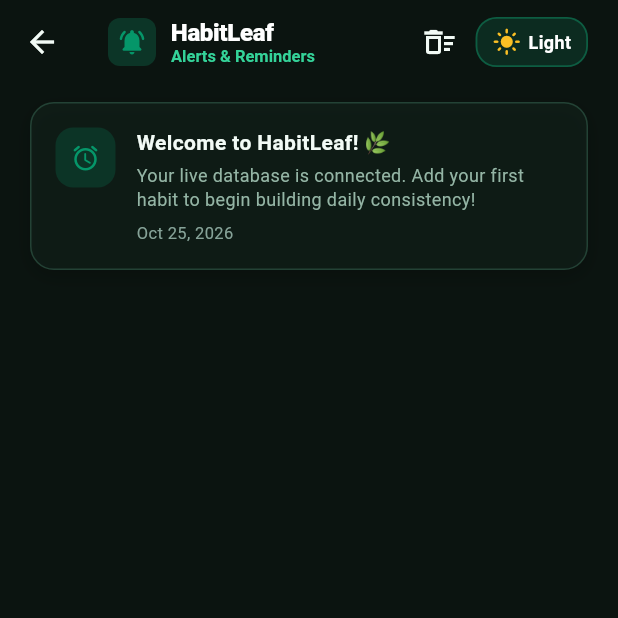
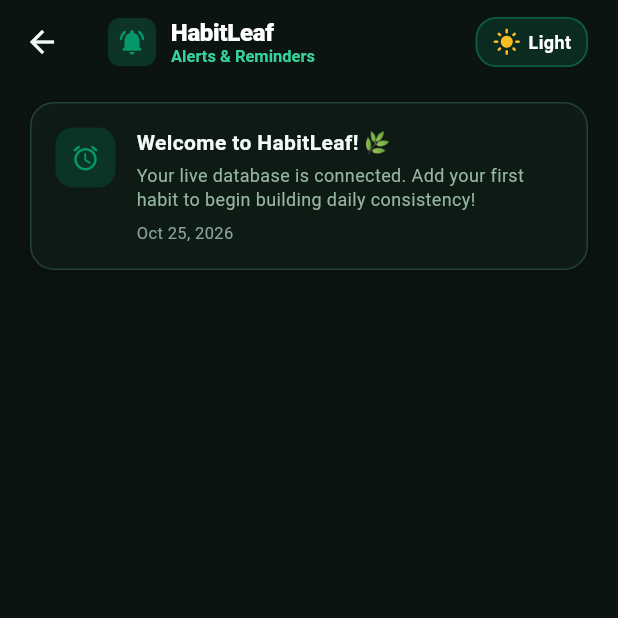
Before and after one commit to Vidit0305/App-HabitLeaf-Project, a Flutter app: the NotificationsScreen screen opened directly, after a tap on "Dark", on a phone screen of 412 x 824 dp, the top half of it. Run offline on Flutter 3.47's test engine with Material 3 defaults, Android fonts, the phone set to English and light mode, and no system bars; our stand-ins replace audioplayers, dio, firebase_core, fl_chart, flutter_local_notifications, flutter_riverpod and 1 more; accounts and stored records are empty; network calls fail.

Commit message:
feat: add app icon to notifications and remove mark-all and clear buttons from notifications screen

```diff
--- a/mobile/lib/features/notifications/presentation/notifications_screen.dart
+++ b/mobile/lib/features/notifications/presentation/notifications_screen.dart
@@ -6,7 +6,6 @@ import '../../../../core/constants/app_constants.dart';
 import '../../../../core/notifications/local_notifications_service.dart';
 import '../../../../core/utils/date_formatter.dart';
 import '../../../../core/utils/haptic_feedback_helper.dart';
-import '../../../../core/widgets/confirmation_dialog.dart';
 import '../../../../core/widgets/custom_card.dart';
 import '../../../../core/widgets/empty_state.dart';
 import '../../../../core/widgets/skeleton_loader.dart';
@@ -66,48 +65,9 @@ class NotificationsScreen extends ConsumerWidget {
             ),
           ],
         ),
-        actions: [
-          notificationsState.maybeWhen(
-            data: (data) {
-              final unread = (data['unreadCount'] as int? ?? 0);
-              final list = (data['notifications'] as List<NotificationModel>? ?? []);
-              return Row(
-                children: [
-                  if (unread > 0)
-                    TextButton.icon(
-                      onPressed: () {
-                        HapticFeedbackHelper.selection();
-                        ref.read(notificationsProvider.notifier).markAllAsRead();
-                      },
-                      icon: const Icon(Icons.done_all_rounded, size: 18),
-                      label: const Text('Mark all read'),
-                    ),
-                  if (list.isNotEmpty)
-                    IconButton(
-                      icon: const Icon(Icons.delete_sweep_outlined),
-                      tooltip: 'Clear All Notifications',
-                      onPressed: () async {
-                        HapticFeedbackHelper.light();
-                        final confirmed = await ConfirmationDialog.show(
-                          context: context,
-                          title: 'Clear Notifications?',
-                          message: 'Are you sure you want to clear your notification history?',
-                          confirmText: 'Clear All',
-                          isDestructive: true,
-                        );
-                        if (confirmed == true) {
-                          HapticFeedbackHelper.heavy();
-                          ref.read(notificationsProvider.notifier).clearAll();
-                        }
-                      },
-                    ),
-                ],
-              );
-            },
-            orElse: () => const SizedBox.shrink(),
-          ),
-          const ThemeToggleButton(),
-          const SizedBox(width: 8),
+        actions: const [
+          ThemeToggleButton(),
+          SizedBox(width: 8),
         ],
       ),
       body: RefreshIndicator(
```
Also changed, not shown: mobile/lib/core/notifications/local_notifications_service.dart (+5 -2 lines), 6 other files.
